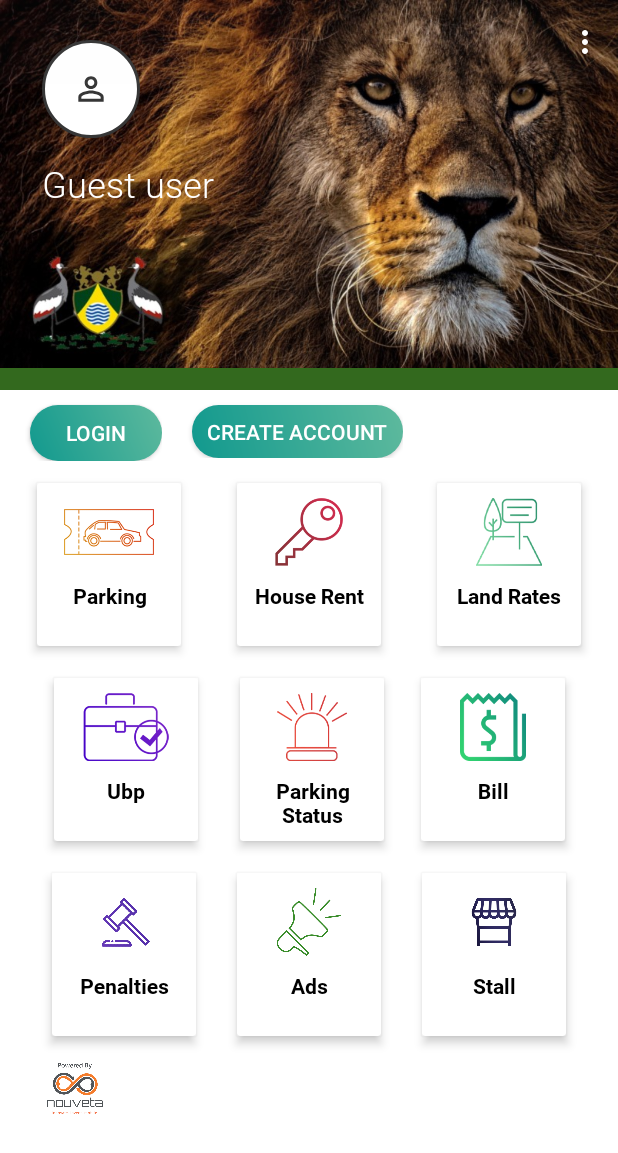
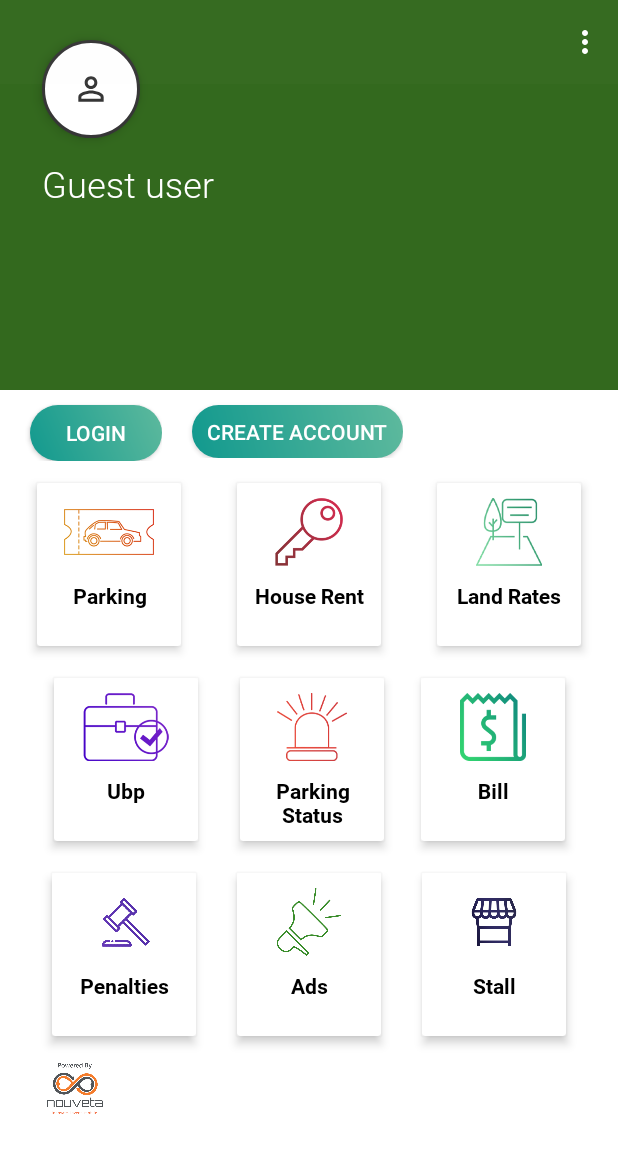
Before and after one commit to tesfa-ozem/Nairobi-County-App, an Android app: the screen it shows after launch (naypayDasboard), on a phone screen of 412 x 824 dp. Shown: the top 1153 px of the screen. Run offline under Robolectric (Android 15) with nearby library versions, the phone set to English and light mode, and no system bars; our stand-ins replace Volley; libraries missing offline, so code that uses them is left out: com.github.javiersantos.appupdater, com.microsoft.appcenter; plain views replace MaterialRippleLayout, SliderLayout; 3 statements that could not run were skipped.

```diff
--- a/app/src/main/res/layout/activity_main.xml
+++ b/app/src/main/res/layout/activity_main.xml
@@ -3,7 +3,7 @@
     xmlns:tools="http://schemas.android.com/tools"
     android:layout_width="match_parent"
     android:layout_height="245dp"
-    android:background="@drawable/main_image">
+    >
 
     <ImageButton
         android:id="@+id/user_profile_photo"
```
